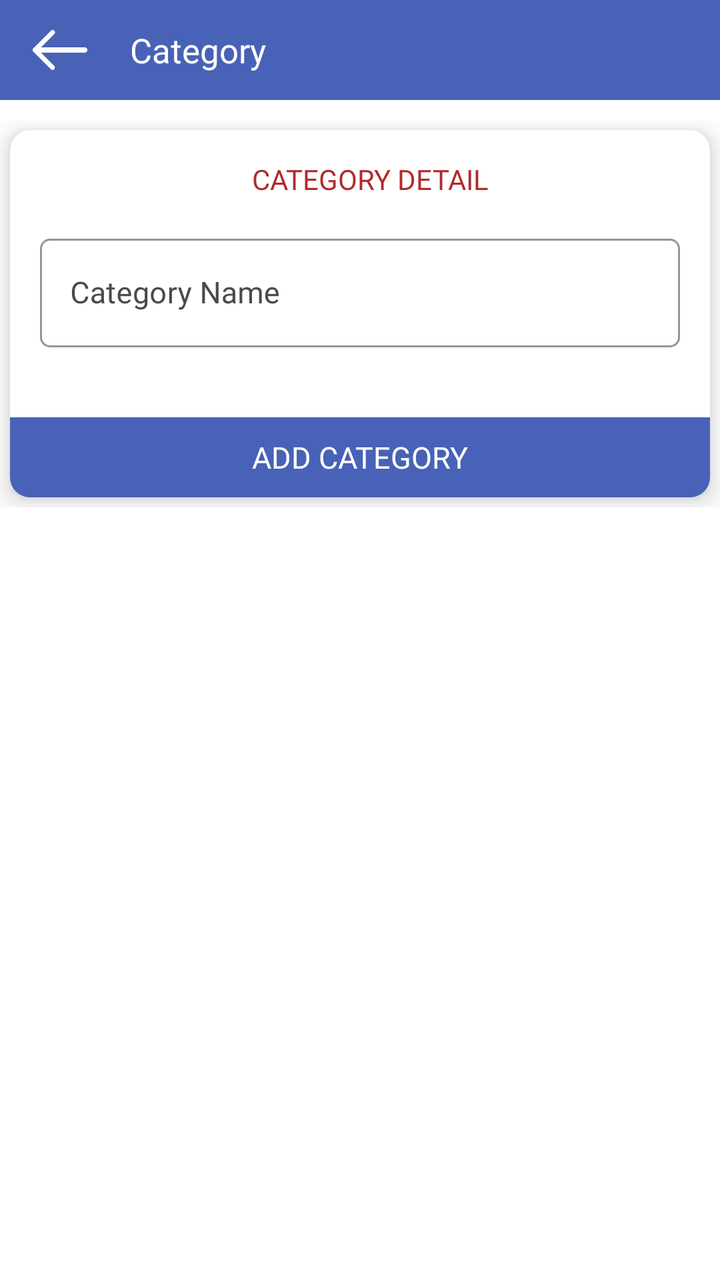
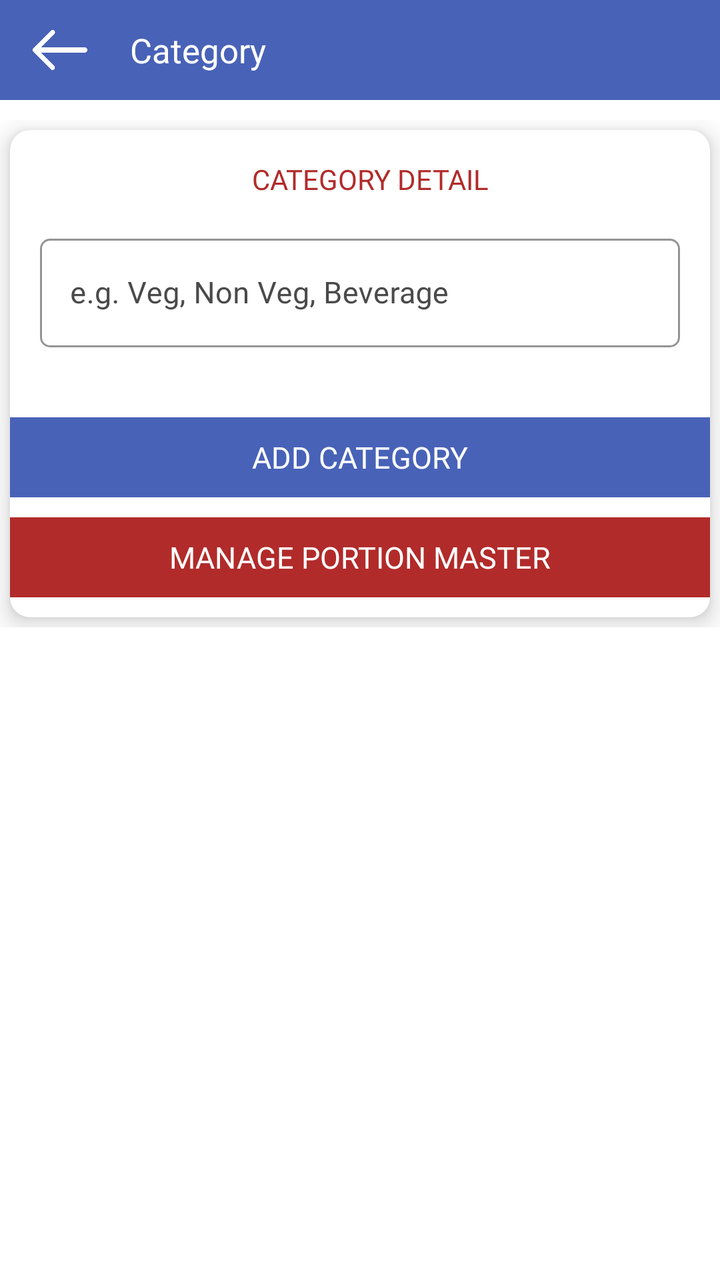

The first picture is an Android layout as it rendered before a commit; the second is the same layout after the commit. The layout source and the unified diff follow.
<!-- AndroidManifest.xml: application theme AppTheme -->
<!-- res/layout/fragment_add_customer_product_category.xml -->
<?xml version="1.0" encoding="utf-8"?>
<LinearLayout xmlns:android="http://schemas.android.com/apk/res/android"
    xmlns:app="http://schemas.android.com/apk/res-auto"
    xmlns:tools="http://schemas.android.com/tools"
    android:layout_width="match_parent"
    android:layout_height="match_parent"
    android:orientation="vertical"
    tools:context=".Fragment.AddCustomerProductCategory">

    <com.google.android.material.appbar.AppBarLayout
        android:id="@+id/appBarLayout"
        android:layout_width="match_parent"
        android:layout_height="50dp"
        android:layout_alignParentTop="true">

        <RelativeLayout
            android:layout_width="match_parent"
            android:layout_height="match_parent">

            <ImageView
                android:id="@+id/backToHome"
                android:layout_width="30dp"
                android:layout_height="30dp"
                android:layout_alignParentStart="true"
                android:layout_centerInParent="true"
                android:layout_gravity="center"
                android:layout_marginStart="15dp"
                android:src="@drawable/back"
                app:tint="@color/white" />

            <androidx.appcompat.widget.AppCompatTextView
                android:layout_width="wrap_content"
                android:layout_height="wrap_content"
                android:layout_centerInParent="true"
                android:layout_gravity="center"
                android:layout_marginStart="15dp"
                android:layout_toEndOf="@+id/backToHome"
                android:fontFamily="@font/poppinsmedium"
                android:gravity="center"
                android:paddingStart="5dp"
                android:paddingEnd="5dp"
                android:text="Category"
                android:textColor="@color/white"
                android:textSize="17sp" />

        </RelativeLayout>

    </com.google.android.material.appbar.AppBarLayout>

    <androidx.core.widget.NestedScrollView
        android:layout_width="match_parent"
        android:layout_height="match_parent"
        android:layout_below="@+id/appBarLayout">

        <LinearLayout
            android:layout_width="match_parent"
            android:layout_height="match_parent"
            android:layout_marginTop="10dp"
            android:orientation="vertical">

            <androidx.cardview.widget.CardView
                android:layout_width="match_parent"
                android:layout_height="wrap_content"
                android:layout_margin="5dp"
                android:elevation="7dp"
                app:cardCornerRadius="10dp"
                app:cardElevation="7dp">

                <LinearLayout
                    android:layout_width="match_parent"
                    android:layout_height="wrap_content"
                    android:orientation="vertical">

                    <TextView
                        android:layout_width="wrap_content"
                        android:layout_height="wrap_content"
                        android:layout_gravity="center"
                        android:layout_marginStart="5dp"
                        android:layout_marginTop="15dp"
                        android:fontFamily="@font/poppinsbold"
                        android:gravity="center"
                        android:paddingStart="10dp"
                        android:paddingEnd="10dp"
                        android:text="CATEGORY DETAIL"
                        android:textColor="@color/textcolor" />

                    <com.google.android.material.textfield.TextInputLayout
                        android:id="@+id/categoryNameLayout"
                        style="@style/Widget.MaterialComponents.TextInputLayout.OutlinedBox"
                        android:layout_width="match_parent"
                        android:layout_height="wrap_content"
                        android:layout_gravity="center"
                        android:layout_marginStart="15dp"
                        android:layout_marginTop="15dp"
                        android:layout_marginEnd="15dp"
                        android:layout_marginBottom="5dp"
                        android:gravity="center"
                        android:textColorHint="@color/light_black"
                        app:boxCornerRadiusBottomEnd="5dp"
                        app:boxCornerRadiusBottomStart="5dp"
                        app:boxCornerRadiusTopEnd="5dp"
                        app:boxCornerRadiusTopStart="5dp"
                        app:boxStrokeColor="@color/light_black">

                        <com.google.android.material.textfield.TextInputEditText
                            android:id="@+id/categoryName"
                            android:layout_width="match_parent"
                            android:layout_height="wrap_content"
                            android:drawableTint="@color/light_black"
                            android:fontFamily="@font/poppinsregular"
                            android:hint="Category Name"
                            android:imeOptions="actionNext"
                            android:inputType="textCapWords"
                            android:paddingStart="15dp"
                            android:paddingEnd="10dp"
                            android:singleLine="true"
                            android:textColor="@color/black"
                            android:textColorHint="@color/light_black"
                            android:textSize="15sp" />

                    </com.google.android.material.textfield.TextInputLayout>

                    <TextView
                        android:id="@+id/addCategory"
                        android:layout_width="match_parent"
                        android:layout_height="40dp"
                        android:layout_alignParentBottom="true"
                        android:layout_gravity="center"
                        android:layout_marginTop="30dp"
                        android:background="@color/colorPrimary"
                        android:fontFamily="@font/poppinsmedium"
                        android:gravity="center"
                        android:text="Add Category"
                        android:textAllCaps="true"
                        android:textColor="@color/white"
                        android:textSize="15sp" />

                </LinearLayout>

            </androidx.cardview.widget.CardView>

            <androidx.cardview.widget.CardView
                android:id="@+id/categoryListCardView"
                android:layout_width="match_parent"
                android:layout_height="wrap_content"
                android:layout_margin="5dp"
                android:elevation="7dp"
                android:visibility="gone"
                app:cardCornerRadius="5dp">

                <LinearLayout
                    android:layout_width="match_parent"
                    android:layout_height="wrap_content"
                    android:orientation="vertical">

                    <TextView
                        android:layout_width="wrap_content"
                        android:layout_height="wrap_content"
                        android:layout_gravity="center"
                        android:layout_marginStart="5dp"
                        android:layout_marginTop="10dp"
                        android:fontFamily="@font/poppinsbold"
                        android:gravity="center"
                        android:paddingStart="10dp"
                        android:paddingEnd="10dp"
                        android:text="CATEGORY LIST"
                        android:textColor="@color/textcolor" />

                    <LinearLayout
                        android:id="@+id/categoryLinearLayout"
                        android:layout_width="match_parent"
                        android:layout_height="wrap_content"
                        android:layout_marginStart="5dp"
                        android:layout_marginTop="10dp"
                        android:layout_marginEnd="5dp"
                        android:orientation="horizontal">

                        <TextView
                            android:layout_width="60dp"
                            android:layout_height="wrap_content"
                            android:layout_gravity="center"
                            android:fontFamily="@font/poppinsregular"
                            android:gravity="center"
                            android:paddingStart="5dp"
                            android:paddingEnd="5dp"
                            android:text="Sr. No"
                            android:textColor="@color/black"
                            android:textSize="15sp" />

                        <TextView
                            android:layout_width="match_parent"
                            android:layout_height="wrap_content"
                            android:layout_gravity="center"
                            android:layout_weight="1"
                            android:fontFamily="@font/poppinsregular"
                            android:gravity="center"
                            android:paddingStart="5dp"
                            android:paddingEnd="5dp"
                            android:text="Category Name"
                            android:textColor="@color/black"
                            android:textSize="15sp" />

                        <TextView
                            android:layout_width="100dp"
                            android:layout_height="wrap_content"
                            android:layout_gravity="center"
                            android:fontFamily="@font/poppinsregular"
                            android:gravity="center"
                            android:paddingStart="5dp"
                            android:paddingEnd="5dp"
                            android:text="Action"
                            android:textColor="@color/black"
                            android:textSize="15sp" />

                    </LinearLayout>

                    <View
                        android:layout_width="match_parent"
                        android:layout_height="1dp"
                        android:background="@color/black" />

                    <androidx.recyclerview.widget.RecyclerView
                        android:id="@+id/categoryRecyclerview"
                        android:layout_width="match_parent"
                        android:layout_height="match_parent"
                        android:layout_margin="3dp"
                        android:nestedScrollingEnabled="true"
                        android:padding="3dp" />

                </LinearLayout>

            </androidx.cardview.widget.CardView>

        </LinearLayout>

    </androidx.core.widget.NestedScrollView>

    <TextView
        android:id="@+id/noDataFound"
        android:layout_width="wrap_content"
        android:layout_height="wrap_content"
        android:layout_gravity="center"
        android:layout_marginTop="80dp"
        android:fontFamily="@font/poppinsmedium"
        android:gravity="center"
        android:paddingStart="10dp"
        android:paddingEnd="10dp"
        android:text="No Category Found\nPlease add new category"
        android:textColor="@color/black"
        android:textSize="17sp" />

</LinearLayout>
<!-- resources referenced by this layout -->
<resources>
  <color name="black">#000</color>
  <color name="colorPrimary">#4862b7</color>
  <color name="light_black">#4a4a4a</color>
  <color name="textcolor">#b12b2a</color>
  <color name="white">#fff</color>
  <!-- drawable back: png bitmap (drawable, 3507 bytes) -->
  <style name="AppTheme" parent="Theme.MaterialComponents.DayNight.NoActionBar">
          
          <item name="colorPrimary">@color/colorPrimary</item>
          <item name="colorPrimaryDark">@color/colorPrimary</item>
          <item name="colorAccent">@color/colorAccent</item>
          <item name="android:windowIsTranslucent">true</item>
          <item name="windowNoTitle">true</item>
          <item name="windowActionBar">false</item>
  
      </style>
  <color name="colorAccent">#000</color>
</resources>

<!-- the commit's change to res/layout/fragment_add_customer_product_category.xml (unified diff, before → after) -->
@@ -108,7 +108,7 @@
                             android:layout_height="wrap_content"
                             android:drawableTint="@color/light_black"
                             android:fontFamily="@font/poppinsregular"
-                            android:hint="Category Name"
+                            android:hint="e.g. Veg, Non Veg, Beverage"
                             android:imeOptions="actionNext"
                             android:inputType="textCapWords"
                             android:paddingStart="15dp"
@@ -131,6 +131,21 @@
                         android:fontFamily="@font/poppinsmedium"
                         android:gravity="center"
                         android:text="Add Category"
+                        android:textAllCaps="true"
+                        android:textColor="@color/white"
+                        android:textSize="15sp" />
+
+                    <TextView
+                        android:id="@+id/managePortionMaster"
+                        android:layout_width="match_parent"
+                        android:layout_height="40dp"
+                        android:layout_gravity="center"
+                        android:layout_marginTop="10dp"
+                        android:layout_marginBottom="10dp"
+                        android:background="@color/textcolor"
+                        android:fontFamily="@font/poppinsmedium"
+                        android:gravity="center"
+                        android:text="Manage Portion Master"
                         android:textAllCaps="true"
                         android:textColor="@color/white"
                         android:textSize="15sp" />
